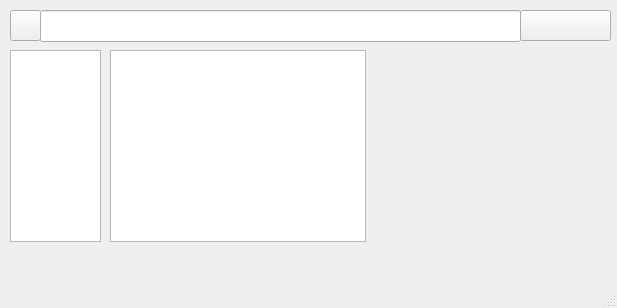
Old version of the form Dictionary/mainwindow.ui in the repository charles-carlson/SD-Dictionary.
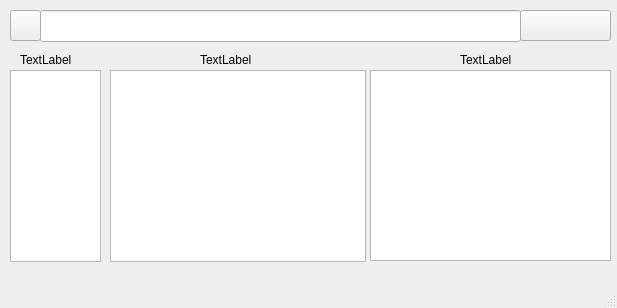
New version of the form.

Patch:
```diff
--- a/Dictionary/mainwindow.ui
+++ b/Dictionary/mainwindow.ui
@@ -57,7 +57,7 @@
     <property name="geometry">
      <rect>
       <x>10</x>
-      <y>50</y>
+      <y>70</y>
       <width>91</width>
       <height>192</height>
      </rect>
@@ -67,12 +67,61 @@
     <property name="geometry">
      <rect>
       <x>110</x>
-      <y>50</y>
+      <y>70</y>
       <width>256</width>
       <height>192</height>
      </rect>
     </property>
    </widget>
+   <widget class="QTextBrowser" name="textBrowser_3">
+    <property name="geometry">
+     <rect>
+      <x>370</x>
+      <y>70</y>
+      <width>241</width>
+      <height>191</height>
+     </rect>
+    </property>
+   </widget>
+   <widget class="QLabel" name="label_2">
+    <property name="geometry">
+     <rect>
+      <x>200</x>
+      <y>50</y>
+      <width>71</width>
+      <height>20</height>
+     </rect>
+    </property>
+    <property name="text">
+     <string>TextLabel</string>
+    </property>
+   </widget>
+   <widget class="QLabel" name="label_3">
+    <property name="geometry">
+     <rect>
+      <x>460</x>
+      <y>50</y>
+      <width>71</width>
+      <height>20</height>
+     </rect>
+    </property>
+    <property name="text">
+     <string>TextLabel</string>
+    </property>
+   </widget>
+   <widget class="QLabel" name="label">
+    <property name="geometry">
+     <rect>
+      <x>20</x>
+      <y>50</y>
+      <width>62</width>
+      <height>20</height>
+     </rect>
+    </property>
+    <property name="text">
+     <string>TextLabel</string>
+    </property>
+   </widget>
   </widget>
   <widget class="QStatusBar" name="statusBar"/>
  </widget>
```
